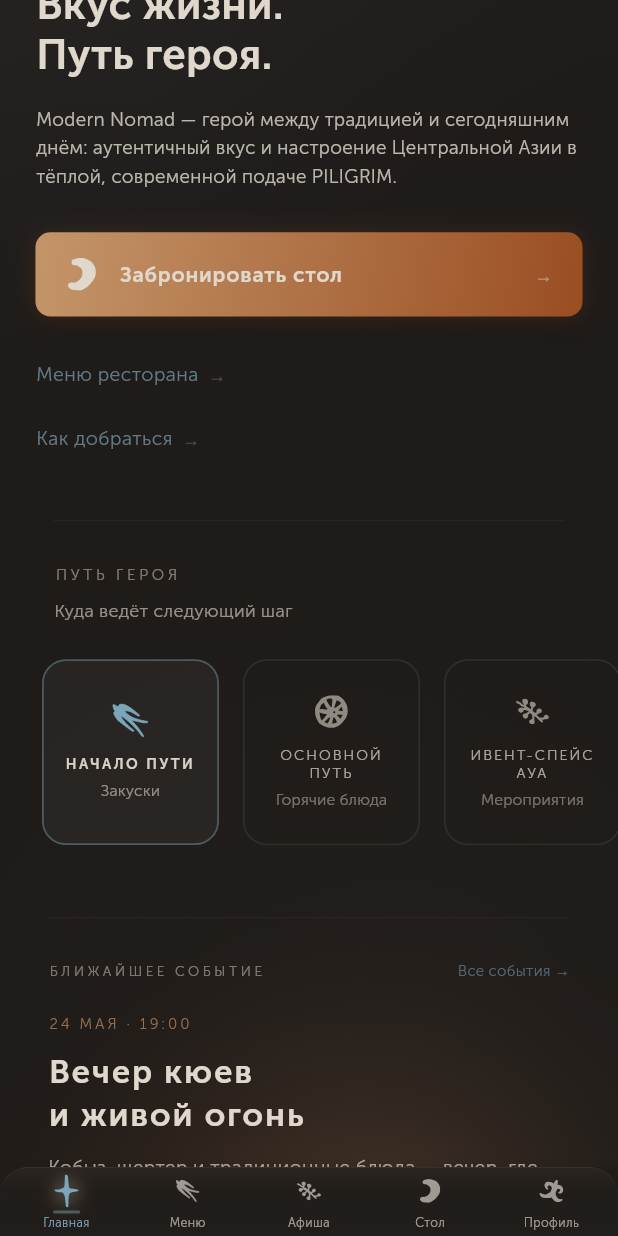
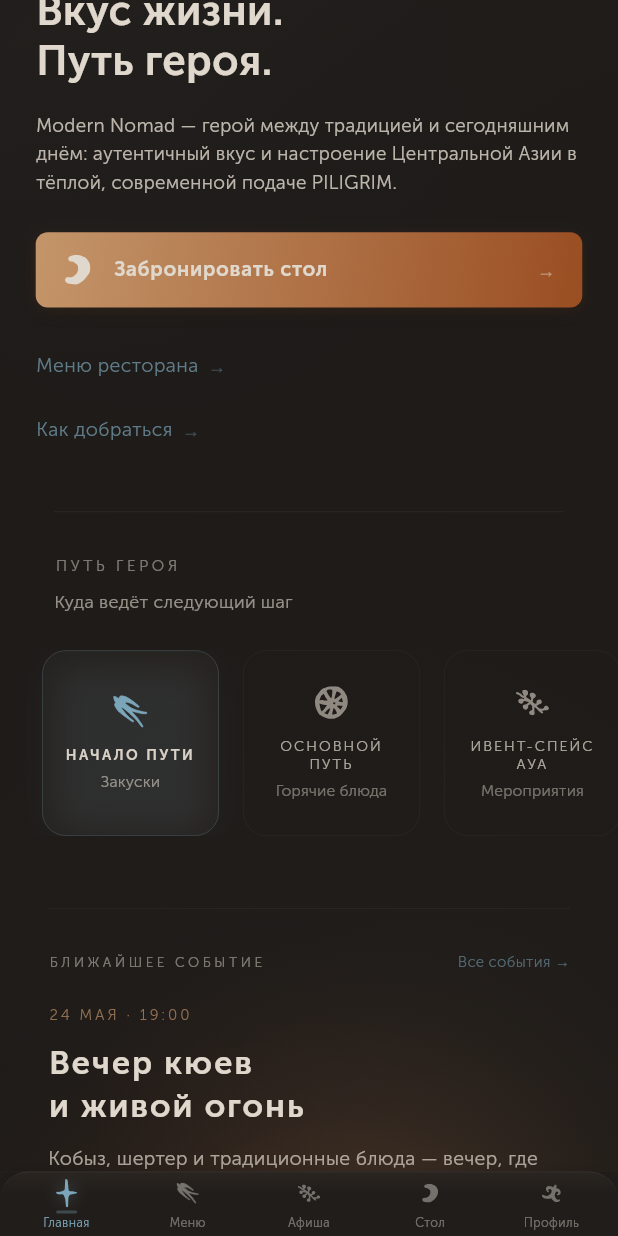
Before and after one commit to PannoApp/Panno, a Flutter app: the screen it shows after launch, scrolled down 576 dp, on a phone screen of 412 x 824 dp. Run offline on Flutter 3.47's test engine with Material 3 defaults, Android fonts, the phone set to English and light mode, and no system bars; drawn by our look-alikes of flutter_animate; our stand-ins replace flutter_svg, sensors_plus, shared_preferences.

Commit message:
refactor: adjust UI elements for improved aesthetics and performance across various widgets

```diff
--- a/lib/widgets/bottom_nav_bar.dart
+++ b/lib/widgets/bottom_nav_bar.dart
@@ -8,7 +8,7 @@
 const Color _kNavBase = Color(0xFF211D1A);
 const Color _kNavTop = Color(0xFF2A2521);
 const Color _kNavActive = Color(0xFF7BA5B8);
-const Color _kNavInactive = Color(0x99F2EDE4);
+const Color _kNavInactive = Color(0x66F2EDE4);
 const Color _kNavRimTop = Color(0x14F2EDE4);
 
 class PiligrimNavBar extends StatelessWidget {
@@ -111,10 +111,10 @@
           duration: const Duration(milliseconds: 280),
           curve: Curves.easeOutCubic,
           height: 2,
-          width: active ? 18 : 0,
+          width: active ? 14 : 0,
           decoration: BoxDecoration(
             color: active
-                ? _kNavActive.withValues(alpha: 0.45)
+                ? _kNavActive.withValues(alpha: 0.32)
                 : _kNavRimTop,
             borderRadius: BorderRadius.circular(2),
           ),
@@ -146,12 +146,14 @@
   final String asset;
   final bool active;
 
-  static const double _sizeInactive = 16;
-  static const double _sizeActive = 22;
+  static const double _sizeInactive = 15;
+  static const double _sizeActive = 19;
 
   @override
   Widget build(BuildContext context) {
-    final iconSize = active ? _sizeActive : _sizeInactive;
+    final isHeavyGlyph = asset.contains('moon') || asset.contains('shaman');
+    final base = active ? _sizeActive : _sizeInactive;
+    final iconSize = base * (isHeavyGlyph ? 0.84 : 1.0);
 
     return SizedBox(
       width: 40,
@@ -163,20 +165,15 @@
           if (active)
             IgnorePointer(
               child: Container(
-                width: 26,
-                height: 26,
+                width: 22,
+                height: 22,
                 decoration: const BoxDecoration(
                   shape: BoxShape.circle,
                   boxShadow: [
                     BoxShadow(
-                      color: Color(0x30A67C52),
-                      blurRadius: 8,
-                      offset: Offset(0, 1),
-                    ),
-                    BoxShadow(
-                      color: Color(0x227BA5B8),
-                      blurRadius: 6,
-                      spreadRadius: -2,
+                      color: Color(0x1A7BA5B8),
+                      blurRadius: 5,
+                      spreadRadius: -1,
                     ),
                   ],
                 ),
@@ -186,6 +183,7 @@
             asset,
             width: iconSize,
             height: iconSize,
+            fit: BoxFit.contain,
             colorFilter: ColorFilter.mode(
               active ? _kNavActive : _kNavInactive,
               BlendMode.srcIn,
--- a/lib/widgets/ember_cta.dart
+++ b/lib/widgets/ember_cta.dart
@@ -56,13 +56,13 @@
   @override
   Widget build(BuildContext context) {
     final paddedRow = Padding(
-      padding: EdgeInsets.symmetric(horizontal: widget.small ? 16 : 20),
+      padding: EdgeInsets.symmetric(horizontal: widget.small ? 14 : 18),
       child: Row(
         children: [
           SvgPicture.asset(
             widget.iconAsset,
-            width: widget.small ? 18 : 22,
-            height: widget.small ? 18 : 22,
+            width: widget.small ? 17 : 20,
+            height: widget.small ? 17 : 20,
             colorFilter: const ColorFilter.mode(
               PiligrimColors.sky,
               BlendMode.srcIn,
@@ -73,9 +73,9 @@
             widget.label,
             style: PiligrimTextStyles.button.copyWith(
               color: PiligrimColors.sky,
-              fontSize: widget.small ? 13 : 14,
-              letterSpacing: 0.5,
-              fontWeight: FontWeight.w700,
+              fontSize: widget.small ? 12.5 : 13.5,
+              letterSpacing: 0.45,
+              fontWeight: FontWeight.w600,
             ),
           ),
           const Spacer(),
@@ -91,7 +91,7 @@
     );
 
     final tapChild = PiligrimTap(
-      borderRadius: BorderRadius.circular(10),
+      borderRadius: BorderRadius.circular(8),
       onTap: widget.onTap,
       scaleDown: 0.965,
       releaseDuration: const Duration(milliseconds: 320),
@@ -104,13 +104,13 @@
               0.05 * math.sin(t * math.pi * 7.2) +
               0.02 * math.sin(t * math.pi * 13.1);
 
-          final glowRadius = (10 + flicker * 4).clamp(10.0, 16.0);
-          final glowOpacity = (0.18 + flicker * 0.06).clamp(0.12, 0.28);
+          final glowRadius = (6 + flicker * 3).clamp(6.0, 11.0);
+          final glowOpacity = (0.10 + flicker * 0.04).clamp(0.07, 0.16);
 
           return Container(
-            height: widget.small ? 48 : 56,
+            height: widget.small ? 44 : 50,
             decoration: BoxDecoration(
-              borderRadius: BorderRadius.circular(10),
+              borderRadius: BorderRadius.circular(8),
               gradient: const LinearGradient(
                 begin: Alignment.topLeft,
                 end: Alignment.bottomRight,
@@ -121,9 +121,9 @@
               ),
               boxShadow: [
                 BoxShadow(
-                  color: PiligrimColors.shadow.withValues(alpha: 0.4),
-                  blurRadius: 14,
-                  offset: const Offset(0, 6),
+                  color: PiligrimColors.shadow.withValues(alpha: 0.28),
+                  blurRadius: 10,
+                  offset: const Offset(0, 4),
                 ),
                 BoxShadow(
                   color: PiligrimColors.ember.withValues(alpha: glowOpacity),
@@ -146,7 +146,7 @@
         animation: idle,
         builder: (_, child) {
           final breathe =
-              1.0 + 0.006 * math.sin(idle.value * math.pi * 2);
+              1.0 + 0.003 * math.sin(idle.value * math.pi * 2);
           return Transform.scale(
             scale: breathe,
             alignment: Alignment.center,
--- a/lib/widgets/home_action_block.dart
+++ b/lib/widgets/home_action_block.dart
@@ -12,7 +12,7 @@
   @override
   Widget build(BuildContext context) {
     return Padding(
-      padding: const EdgeInsets.fromLTRB(24, 28, 24, 0),
+      padding: const EdgeInsets.fromLTRB(24, 24, 24, 0),
       child: Column(
         crossAxisAlignment: CrossAxisAlignment.start,
         children: [
--- a/lib/widgets/home_hero_intro_block.dart
+++ b/lib/widgets/home_hero_intro_block.dart
@@ -59,7 +59,7 @@
         children: [
           SvgPicture.asset(
             'assets/images/piligrim.svg',
-            height: 32,
+            height: 28,
             colorFilter: const ColorFilter.mode(
               PiligrimColors.sky,
               BlendMode.srcIn,
@@ -68,7 +68,7 @@
               .animate()
               .fadeIn(duration: 1100.ms, curve: Curves.easeOut),
 
-          const SizedBox(height: 20),
+          const SizedBox(height: 28),
 
           SizedBox(
             height: 76,
--- a/lib/widgets/home_totem_path.dart
+++ b/lib/widgets/home_totem_path.dart
@@ -85,20 +85,30 @@
                   decoration: BoxDecoration(
                     borderRadius: BorderRadius.circular(16),
                     color: selected
-                        ? PiligrimColors.sky.withValues(alpha: 0.048)
+                        ? PiligrimColors.sky.withValues(alpha: 0.03)
                         : PiligrimColors.clear,
                     border: Border.all(
-                      width: selected ? 1.2 : 1,
+                      width: selected ? 0.65 : 0.5,
                       color: selected
-                          ? cat.accentColor.withValues(alpha: 0.42)
-                          : PiligrimColors.sky.withValues(alpha: 0.1),
+                          ? cat.accentColor.withValues(alpha: 0.22)
+                          : PiligrimColors.sky.withValues(alpha: 0.055),
                     ),
+                    boxShadow: selected
+                        ? [
+                            BoxShadow(
+                              color: cat.accentColor.withValues(alpha: 0.10),
+                              blurRadius: 18,
+                              spreadRadius: -6,
+                              offset: const Offset(0, 4),
+                            ),
+                          ]
+                        : null,
                   ),
                   child: Column(
                     mainAxisAlignment: MainAxisAlignment.center,
                     children: [
                       AnimatedScale(
-                        scale: selected ? 1.1 : 1.0,
+                        scale: selected ? 1.05 : 1.0,
                         duration: const Duration(milliseconds: 320),
                         curve: Curves.easeOutCubic,
                         child: SvgPicture.asset(
```
Also changed, not shown: lib/widgets/home_cinematic_ambient.dart (+32 -36 lines).
